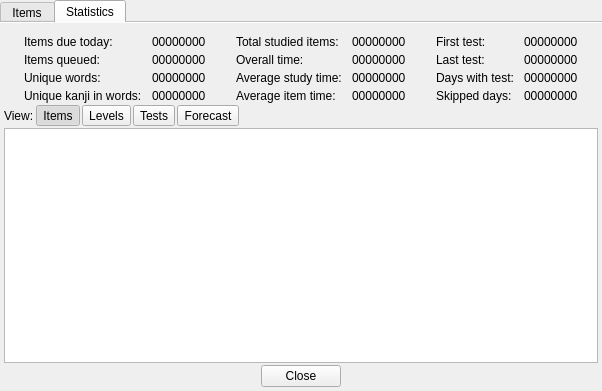
The window that wordstudylistform.ui (z1dev/zkanji) describes before a commit, drawn with Qt 5.
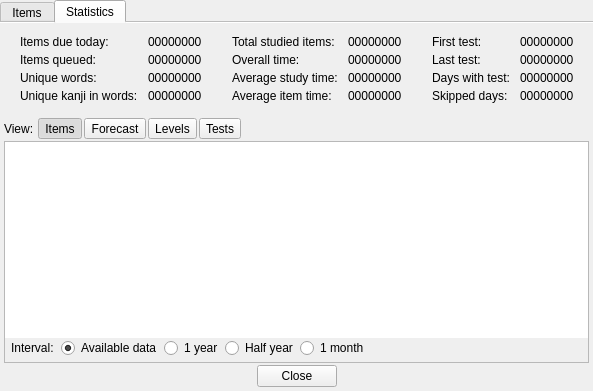
The same window after the commit. The open tabs and pages were chosen to show the change. Icons and pictures are not drawn. Custom widgets are drawn as their Qt base class.

Commit message: * Added forecast page to long term study statistics.

Patch:
```diff
--- a/wordstudylistform.ui
+++ b/wordstudylistform.ui
@@ -6,7 +6,7 @@
    <rect>
     <x>0</x>
     <y>0</y>
-    <width>602</width>
+    <width>593</width>
     <height>391</height>
    </rect>
   </property>
@@ -631,10 +631,26 @@
           </item>
          </layout>
         </item>
+        <item>
+         <spacer name="verticalSpacer">
+          <property name="orientation">
+           <enum>Qt::Vertical</enum>
+          </property>
+          <property name="sizeType">
+           <enum>QSizePolicy::Fixed</enum>
+          </property>
+          <property name="sizeHint" stdset="0">
+           <size>
+            <width>20</width>
+            <height>13</height>
+           </size>
+          </property>
+         </spacer>
+        </item>
         <item>
          <layout class="QHBoxLayout" name="horizontalLayout_4">
           <property name="spacing">
-           <number>2</number>
+           <number>4</number>
           </property>
           <item>
            <widget class="QLabel" name="label_14">
@@ -644,6 +660,30 @@
            </widget>
           </item>
           <item>
+           <widget class="QWidget" name="widget" native="true">
+            <property name="minimumSize">
+             <size>
+              <width>50</width>
+              <height>0</height>
+             </size>
+            </property>
+            <layout class="QHBoxLayout" name="horizontalLayout_6">
+             <property name="spacing">
+              <number>2</number>
+             </property>
+             <property name="leftMargin">
+              <number>0</number>
+             </property>
+             <property name="topMargin">
+              <number>0</number>
+             </property>
+             <property name="rightMargin">
+              <number>0</number>
+             </property>
+             <property name="bottomMargin">
+              <number>0</number>
+             </property>
+             <item>
            <widget class="QToolButton" name="itemsButton">
             <property name="text">
              <string>Items</string>
@@ -665,6 +705,25 @@
             </property>
            </widget>
           </item>
+             <item>
+              <widget class="QToolButton" name="forecastButton">
+               <property name="text">
+                <string>Forecast</string>
+               </property>
+               <property name="iconSize">
+                <size>
+                 <width>18</width>
+                 <height>18</height>
+                </size>
+               </property>
+               <property name="checkable">
+                <bool>true</bool>
+               </property>
+               <property name="autoExclusive">
+                <bool>true</bool>
+               </property>
+              </widget>
+             </item>
           <item>
            <widget class="QToolButton" name="levelsButton">
             <property name="text">
@@ -703,23 +762,7 @@
             </property>
            </widget>
           </item>
-          <item>
-           <widget class="QToolButton" name="dueButton">
-            <property name="text">
-             <string>Forecast</string>
-            </property>
-            <property name="iconSize">
-             <size>
-              <width>18</width>
-              <height>18</height>
-             </size>
-            </property>
-            <property name="checkable">
-             <bool>true</bool>
-            </property>
-            <property name="autoExclusive">
-             <bool>true</bool>
-            </property>
+            </layout>
            </widget>
           </item>
           <item>
@@ -744,6 +787,9 @@
           </property>
           <widget class="QWidget" name="page">
            <layout class="QVBoxLayout" name="verticalLayout_4">
+            <property name="spacing">
+             <number>2</number>
+            </property>
             <property name="leftMargin">
              <number>0</number>
             </property>
@@ -757,7 +803,137 @@
              <number>0</number>
             </property>
             <item>
-             <widget class="QChartView" name="statChart"/>
+             <widget class="QFrame" name="statFrame">
+              <property name="frameShape">
+               <enum>QFrame::StyledPanel</enum>
+              </property>
+              <property name="frameShadow">
+               <enum>QFrame::Sunken</enum>
+              </property>
+              <layout class="QVBoxLayout" name="verticalLayout_6">
+               <property name="spacing">
+                <number>0</number>
+               </property>
+               <property name="leftMargin">
+                <number>0</number>
+               </property>
+               <property name="topMargin">
+                <number>0</number>
+               </property>
+               <property name="rightMargin">
+                <number>0</number>
+               </property>
+               <property name="bottomMargin">
+                <number>0</number>
+               </property>
+               <item>
+                <widget class="QChartView" name="statChart">
+                 <property name="frameShape">
+                  <enum>QFrame::NoFrame</enum>
+                 </property>
+                </widget>
+               </item>
+               <item>
+                <widget class="QWidget" name="intervalWidget" native="true">
+                 <layout class="QHBoxLayout" name="horizontalLayout_2">
+                  <property name="spacing">
+                   <number>4</number>
+                  </property>
+                  <property name="leftMargin">
+                   <number>6</number>
+                  </property>
+                  <property name="topMargin">
+                   <number>0</number>
+                  </property>
+                  <property name="rightMargin">
+                   <number>6</number>
+                  </property>
+                  <property name="bottomMargin">
+                   <number>4</number>
+                  </property>
+                  <item>
+                   <widget class="QLabel" name="label_16">
+                    <property name="text">
+                     <string>Interval: </string>
+                    </property>
+                   </widget>
+                  </item>
+                  <item>
+                   <widget class="QWidget" name="widget_2" native="true">
+                    <property name="minimumSize">
+                     <size>
+                      <width>30</width>
+                      <height>0</height>
+                     </size>
+                    </property>
+                    <layout class="QHBoxLayout" name="horizontalLayout_7">
+                     <property name="spacing">
+                      <number>2</number>
+                     </property>
+                     <property name="leftMargin">
+                      <number>0</number>
+                     </property>
+                     <property name="topMargin">
+                      <number>0</number>
+                     </property>
+                     <property name="rightMargin">
+                      <number>0</number>
+                     </property>
+                     <property name="bottomMargin">
+                      <number>0</number>
+                     </property>
+                     <item>
+                      <widget class="QRadioButton" name="int1Radio">
+                       <property name="text">
+                        <string>Available data</string>
+                       </property>
+                       <property name="checked">
+                        <bool>true</bool>
+                       </property>
+                      </widget>
+                     </item>
+                     <item>
+                      <widget class="QRadioButton" name="int2Radio">
+                       <property name="text">
+                        <string>1 year</string>
+                       </property>
+                      </widget>
+                     </item>
+                     <item>
+                      <widget class="QRadioButton" name="int3Radio">
+                       <property name="text">
+                        <string>Half year</string>
+                       </property>
+                      </widget>
+                     </item>
+                     <item>
+                      <widget class="QRadioButton" name="int4Radio">
+                       <property name="text">
+                        <string>1 month</string>
+                       </property>
+                      </widget>
+                     </item>
+                     <item>
+                      <spacer name="horizontalSpacer_6">
+                       <property name="orientation">
+                        <enum>Qt::Horizontal</enum>
+                       </property>
+                       <property name="sizeHint" stdset="0">
+                        <size>
+                         <width>40</width>
+                         <height>20</height>
+                        </size>
+                       </property>
+                      </spacer>
+                     </item>
+                    </layout>
+                   </widget>
+                  </item>
+                 </layout>
+                </widget>
+               </item>
+              </layout>
+             </widget>
             </item>
            </layout>
           </widget>
```
Left out of the diff: 2 changed lines with no effect on the pictures. Lines whose indentation alone changed are shown as unchanged. The commit also changes 6 other files.
